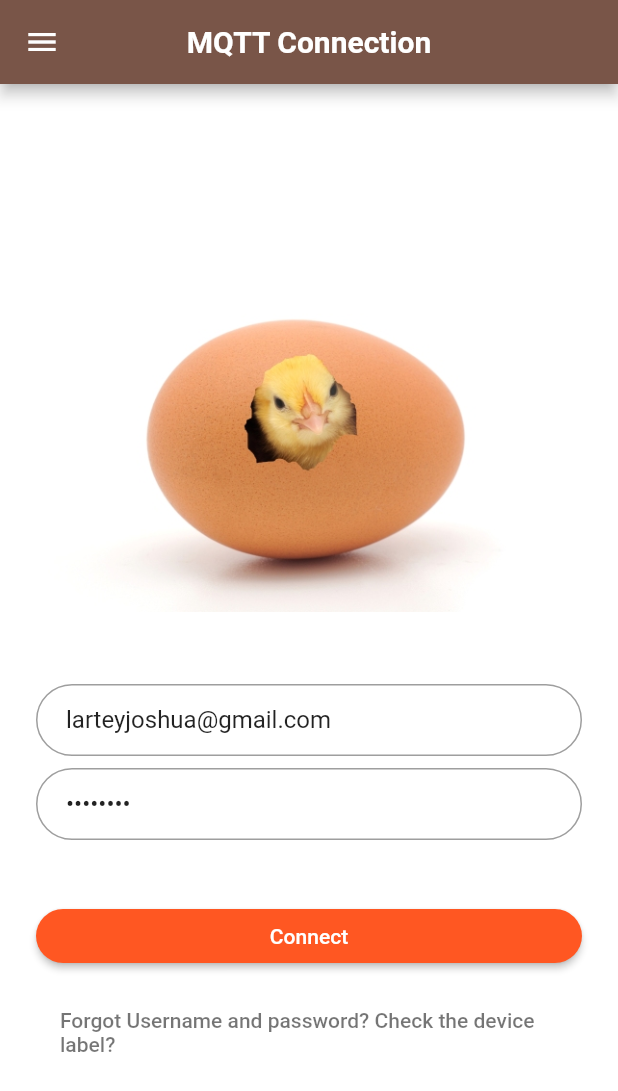
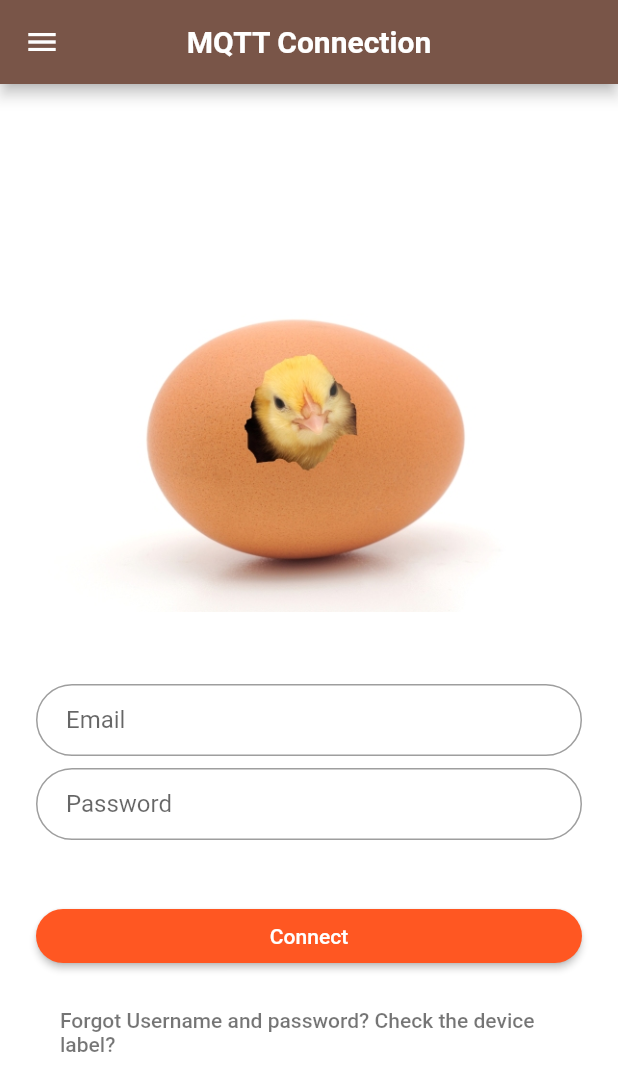
Before and after one commit to larteyjoshua/IoT-Automatic-Egg-Incubator-App, a Flutter app: the screen it shows after launch, after a tap on "Get Started", on a phone screen of 412 x 824 dp. Shown: the top 1091 px of the screen. Run offline on Flutter 3.47's test engine with Material 2 defaults, Android fonts, the phone set to English and light mode, and no system bars; our stand-ins replace csv, getflutter, open_file, permission_handler, sqflite, syncfusion_flutter_charts; missing offline and left inert: ext_storage, mqtt_client; accounts and stored records are empty; Roboto replaces fonts that are missing (Montserrat).

Commit message:
Fixed connect/disconnect login button

```diff
--- a/lib/login_page.dart
+++ b/lib/login_page.dart
@@ -12,9 +12,10 @@ class LoginPage extends StatefulWidget {
 }
 
 class _LoginPageState extends State<LoginPage> {
-  final _emailController =
-      TextEditingController(text: "larteyjoshua@gmail.com");
-  final _passwordController = TextEditingController(text: "7f8a9110");
+  final _emailController = TextEditingController();
+  final _passwordController = TextEditingController();
+
+  final _scaffoldKey = GlobalKey<ScaffoldState>();
 
   @override
   Widget build(BuildContext context) {
@@ -88,17 +89,37 @@ class _LoginPageState extends State<LoginPage> {
       child: RaisedButton(
         shape: StadiumBorder(),
         child: Text(
-          'Connect',
+          Mqttwrapper.instance.client?.connectionStatus?.state ==
+                  MqttConnectionState.connected
+              ? 'Disconnect'
+              : 'Connect',
           style: TextStyle(color: Colors.white),
         ),
         color: Colors.deepOrange,
-        onPressed: () async {
-          await _makeConnection();
-        },
+        onPressed: Mqttwrapper.instance.client?.connectionStatus?.state ==
+                MqttConnectionState.connected
+            ? () {
+                Mqttwrapper.instance.client.disconnect();
+                _scaffoldKey.currentState.showSnackBar(
+                  SnackBar(
+                    content: Text('Broker has been disconnected.'),
+                    action: SnackBarAction(
+                        label: 'OKAY',
+                        onPressed: () {
+                          _scaffoldKey.currentState.removeCurrentSnackBar();
+                        }),
+                  ),
+                );
+                setState(() {});
+              }
+            : () async {
+                await _makeConnection();
+              },
       ),
     );
 
     return Scaffold(
+      key: _scaffoldKey,
       backgroundColor: Colors.white,
       appBar: AppBar(
         title: Text(
```
